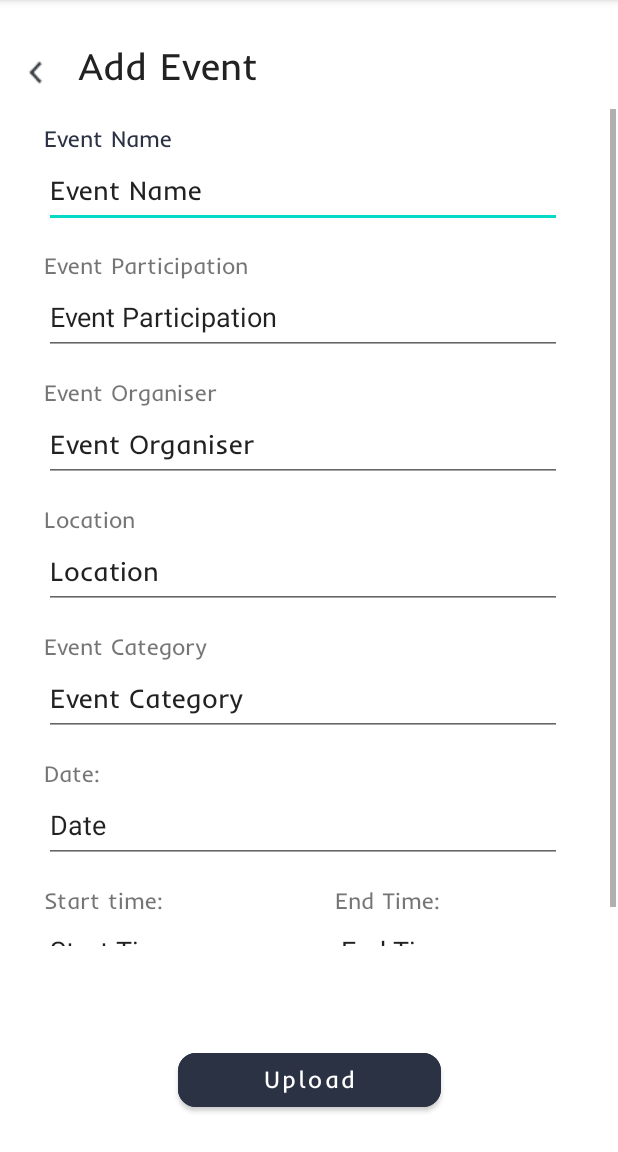
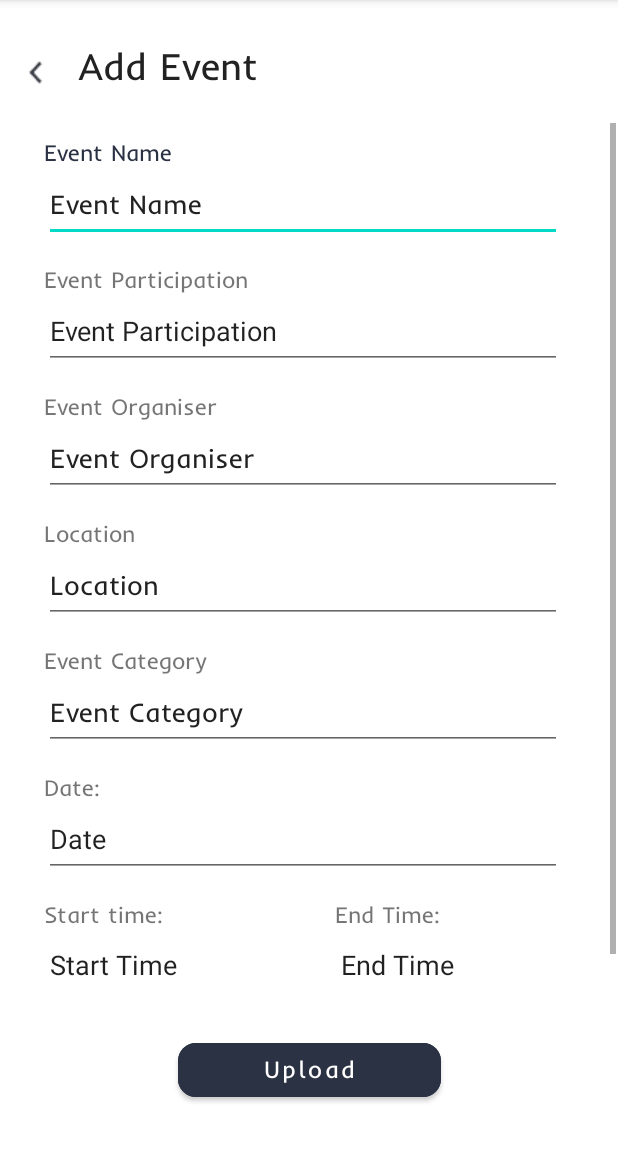
Before and after one commit to florencepoon/INFS3605, an Android app: the AddNewEvent screen opened directly, with no data from a screen before it, on a phone screen of 412 x 824 dp, the part 84-1236 px from its top. Run offline under Robolectric (Android 15) with nearby library versions, the phone set to English and light mode, and no system bars; our stand-ins replace Firebase (no records; nobody signed in at launch, a user with empty details on screens opened directly).

Commit message:
update add event

```diff
--- a/app/src/main/res/layout/fragment_create_events.xml
+++ b/app/src/main/res/layout/fragment_create_events.xml
@@ -39,6 +39,7 @@
         android:id="@+id/button2"
         android:layout_width="175dp"
         android:layout_height="48dp"
+        android:layout_marginTop="15dp"
         android:layout_marginBottom="24dp"
         android:backgroundTint="@color/navy"
         android:fontFamily="@font/inder"
@@ -48,18 +49,19 @@
         app:cornerRadius="12dp"
         app:layout_constraintBottom_toBottomOf="parent"
         app:layout_constraintEnd_toEndOf="parent"
-        app:layout_constraintStart_toStartOf="parent" />
+        app:layout_constraintStart_toStartOf="parent"
+        app:layout_constraintTop_toBottomOf="@+id/scrollView2" />
 
     <ScrollView
+        android:id="@+id/scrollView2"
         android:layout_width="409dp"
-        android:layout_height="558dp"
-        android:layout_marginTop="10dp"
-        android:layout_marginBottom="30dp"
-        app:layout_constraintBottom_toBottomOf="parent"
+        android:layout_height="569dp"
+        android:layout_marginTop="15dp"
+        android:layout_marginBottom="15dp"
+        app:layout_constraintBottom_toTopOf="@+id/button2"
         app:layout_constraintEnd_toEndOf="parent"
         app:layout_constraintStart_toStartOf="parent"
-        app:layout_constraintTop_toBottomOf="@+id/textView3"
-        app:layout_constraintVertical_bias="0.027">
+        app:layout_constraintTop_toBottomOf="@+id/textView3">
 
         <androidx.constraintlayout.widget.ConstraintLayout
             android:id="@+id/linearLayout"
```
